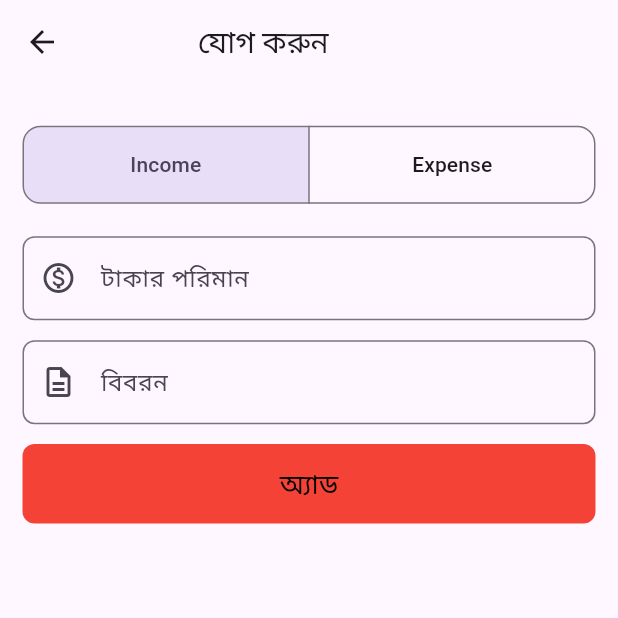
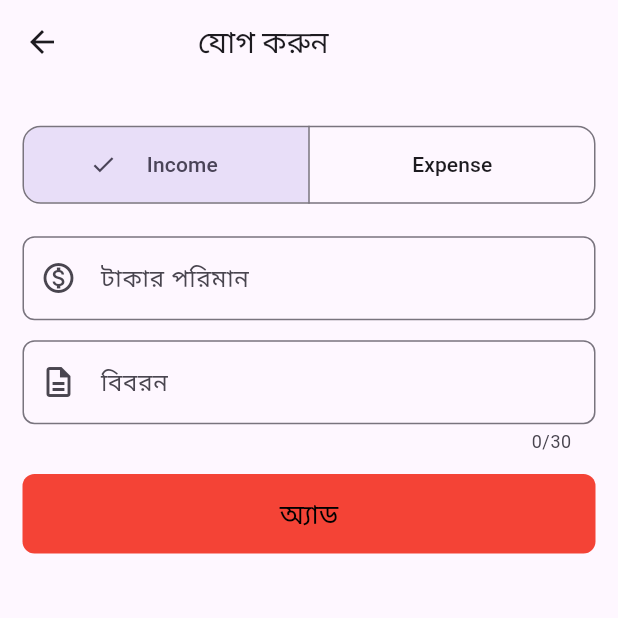
Before and after one commit to SourovDV/money_traker, a Flutter app: the screen it shows after launch, after a tap on the "add" icon, on a phone screen of 412 x 824 dp, the top half of it. Run offline on Flutter 3.47's test engine with Material 3 defaults, Android fonts, the phone set to English and light mode, and no system bars; our stand-ins replace flutter_screenutil, get, sqflite; accounts and stored records are empty.

Commit message:
data add delete read update has done

```diff
--- a/lib/core/utils/appColor/app_color.dart
+++ b/lib/core/utils/appColor/app_color.dart
@@ -7,4 +7,6 @@ class AppColors {
    static final Color redColor = Color(0xFFFF0000);
    static final Color blackColor = Color(0xFF000000);
    static final Color shadowColor = Color(0xFFE6E6FA);
+   static final Color expenseColor = Color(0xFFFCF3F2);
+   static final Color incomeColor = Color(0xFFE8F0E4);
 }
--- /dev/null
+++ b/lib/data/models/data_models.dart
@@ -0,0 +1,36 @@
+class TransactionModel {
+  final int? id;
+  final int money;
+  final String category;
+  final String note;
+  final String date;
+
+
+  TransactionModel({
+    this.id,
+    required this.money,
+    required this.category,
+    required this.note,
+    required this.date
+  });
+
+  factory TransactionModel.fromMap(Map<String, dynamic> map) {
+    return TransactionModel(
+      id: map["id"],
+      money: map["money"],
+      category: map["category"],
+      note: map["note"],
+      date:map["date"]
+    );
+  }
+
+  Map<String,dynamic> toMap(){
+    return{
+      "id":id,
+      "money":money,
+      "category":category,
+      "note":note,
+      "date":date
+  };
+}
+}
--- /dev/null
+++ b/lib/modules/helper/db_helper/db_helper.dart
@@ -0,0 +1,66 @@
+import 'package:money_traker/data/models/data_models.dart';
+import 'package:path/path.dart';
+import 'package:sqflite/sqflite.dart';
+
+class DbHelper {
+  static Database? _db;
+  static const int _version = 1;
+  static const String _dbName = "expense_traker.db";
+  static const String tableTransaction = "transactions";
+
+  //database instance;
+  static Future<Database> get database async {
+    if (_db != null) return _db!;
+    _db = await _initDb();
+    return _db!;
+  }
+
+  //now we have to create database path
+
+  static Future<Database> _initDb() async {
+    final dbPath = await getDatabasesPath();
+    final path = join(dbPath, _dbName);
+    return openDatabase(path, version: _version, onCreate: _onCreate);
+  }
+
+  static Future<void> _onCreate(Database db, int version) async {
+    await db.execute('''
+CREATE TABLE $tableTransaction (
+  id INTEGER PRIMARY KEY AUTOINCREMENT,
+  money INTEGER,
+  category TEXT,
+  note TEXT,
+  date TEXT
+)
+''');
+  }
+
+  //insert means data save
+  static Future<int> insertTransaction(TransactionModel model) async {
+    final db = await database;
+    return await db.insert(tableTransaction, model.toMap());
+  }
+
+  //data read
+  static Future<List<TransactionModel>> getAllTransaction() async {
+    final db = await database;
+    final result = await db.query(tableTransaction, orderBy: "date DESC");
+    return result.map((e) => TransactionModel.fromMap(e)).toList();
+  }
+
+  //deleteTransaction
+  static Future<int> deleteTransaction(int id) async {
+    final db = await database;
+    return await db.delete(tableTransaction, where: "id=?", whereArgs: [id]);
+  }
+//update transaction
+  static Future<int> updateTransaction(TransactionModel model) async {
+    final db = await database;
+    return db.update(
+      tableTransaction,
+      model.toMap(),
+      where: 'id = ?',
+      whereArgs: [model.id],
+    );
+  }
+}
--- a/lib/modules/screen/bottom_sheet/bottom_controller.dart
+++ b/lib/modules/screen/bottom_sheet/bottom_controller.dart
@@ -1,5 +1,80 @@
+import 'package:flutter/cupertino.dart';
 import 'package:get/get.dart';
+import 'package:intl/intl.dart';
+import 'package:money_traker/data/models/data_models.dart';
+import 'package:money_traker/modules/screen/home/home_controller.dart';
 enum Track {income , expense}
 class BottomController extends GetxController{
   var trackView = Track.income.obs;
+  HomeController homeController = Get.find<HomeController>();
+  TextEditingController incomeController = TextEditingController();
+  TextEditingController expenseController = TextEditingController();
+  TextEditingController moneyController = TextEditingController();
+  TextEditingController explainController =TextEditingController();
+  final addKey = GlobalKey<FormState>();
+  TransactionModel ?editModel;
+
+  @override
+  void onInit() {
+    super.onInit();
+    // 🔥 EDIT MODE CHECK
+    if (Get.arguments != null && Get.arguments is TransactionModel) {
+      editModel = Get.arguments;
+      moneyController.text ="${editModel!.money}";
+      explainController.text = editModel!.note;
+    }
+  }
+
+
+  String? moneyValidation(value){
+    if(value==null ||  value.isEmpty){
+      return "This field is required.";
+    }
+  }
+  void submitData(){
+    if(addKey.currentState!.validate()){
+      saveData();
+
+    }
+  }
+  Future<void> saveData() async {
+    final model = TransactionModel(
+      id: editModel?.id, // null হলে insert হবে
+      money: int.parse(moneyController.text),
+      category: trackView.value == Track.income ? "income" : "expense",
+      note: explainController.text,
+      date: DateFormat("yyyy-MM-dd").format(DateTime.now()),
+    );
+
+    print("edit all  $editModel");
+    if (editModel != null) {
+      print("id number ${editModel!.id}");
+    }
+
+    if (editModel == null) {
+      // Add mode
+      await homeController.insertTransaction(model);
+    } else {
+      // Edit mode
+      if (editModel!.id != null) {
+        await homeController.updateTransaction(model);
+      } else {
+        print("ERROR: editModel.id is null!");
+      }
+    }
+
+    Get.back();
+    Get.snackbar("Success", "Transaction saved");
+  }
+
+
+  @override
+  void dispose() {
+    super.dispose();
+    incomeController.dispose();
+    expenseController.dispose();
+    moneyController.dispose();
+    expenseController.dispose();
+  }
+
 }
--- a/lib/modules/screen/bottom_sheet/bottom_view.dart
+++ b/lib/modules/screen/bottom_sheet/bottom_view.dart
@@ -21,7 +21,6 @@ class BottomSheetView extends GetView<BottomController> {
           padding: const EdgeInsets.all(15.0),
           child: Column(
             children: [
-
               SizedBox(height: 10.h,),
               Obx((){
                 return SizedBox(
@@ -36,7 +35,7 @@ class BottomSheetView extends GetView<BottomController> {
                       child: Text("Expense"),
                     ))
                   ], selected:{controller.trackView.value},
-                    showSelectedIcon: false,
+                    // showSelectedIcon: false,
                     style: SegmentedButton.styleFrom(
                       shape: RoundedRectangleBorder(
                         borderRadius: BorderRadius.all(Radius.circular(12))
@@ -44,22 +43,28 @@ class BottomSheetView extends GetView<BottomController> {
                     ),
                   onSelectionChanged: (value){
                     controller.trackView.value = value.first;
-
                   },
                   ),
                 );
               }),
-              Form(child: Column(
+              Form(
+                  key: controller.addKey,
+                  child: Column(
                 children: [
                   SizedBox(height: 20.h,),
                   TextFormField(
+                    keyboardType:TextInputType.number,
                     decoration:InputDecoration(
                       prefixIcon: Icon(Icons.monetization_on_outlined),
                       labelText: "টাকার পরিমান ",
+
                       border: OutlineInputBorder(
                         borderRadius: BorderRadius.circular(8)
-                      )
+                      ),
                     ),
+                    controller: controller.moneyController,
+                    validator: controller.moneyValidation,
+                    autovalidateMode:AutovalidateMode.onUserInteraction,
                   ),
                   SizedBox(height: 15.h,),
                   TextFormField(
@@ -70,15 +75,22 @@ class BottomSheetView extends GetView<BottomController> {
                             borderRadius: BorderRadius.circular(8)
                         )
                     ),
+                    maxLength: 30,
+                    autovalidateMode: AutovalidateMode.onUserInteraction,
+                    controller: controller.explainController,
+                    validator: controller.moneyValidation,
                   ),
                   SizedBox(height: 15.h,),
-                  Container(
-                    height: 53,
-                    decoration: BoxDecoration(
-                      color: Colors.red,
-                      borderRadius: BorderRadius.circular(8)
+                  InkWell(
+                    onTap: controller.submitData,
+                    child: Container(
+                      height: 53,
+                      decoration: BoxDecoration(
+                        color: Colors.red,
+                        borderRadius: BorderRadius.circular(8)
+                      ),
+                      child: Center(child: Text("অ্যাড",style: TextStyle(fontSize: 18,color: Colors.black),),),
                     ),
-                    child: Center(child: Text("অ্যাড",style: TextStyle(fontSize: 18,color: Colors.black),),),
                   )
                 ],
               ))
--- a/lib/modules/screen/home/home_controller.dart
+++ b/lib/modules/screen/home/home_controller.dart
@@ -1,13 +1,75 @@
 import 'package:get/get.dart';
+import 'package:money_traker/data/models/data_models.dart';
+import 'package:money_traker/modules/helper/db_helper/db_helper.dart';
 import 'package:money_traker/routes/app_pages.dart';
-enum Calender { all, income,expense,report}
-class HomeController extends GetxController{
-   final double part1Height = 70;
-   final double part2Height = 170;
-   var calenderView = Calender.all.obs;
 
-   void addItems(){
-     Get.toNamed(AppPages.bottomSheetView);
-   }
+enum Calender { all, income, expense, report }
 
+class HomeController extends GetxController {
+  final double part1Height = 70;
+  final double part2Height = 170;
+  var calenderView = Calender.all.obs;
+  RxList<TransactionModel> transaction = <TransactionModel>[].obs;
+  RxBool getLoading = false.obs;
+  RxInt totalIncome = 0.obs;
+  RxInt totalExpense = 0.obs;
+  RxInt balance = 0.obs;
+
+  @override
+  void onInit() {
+    super.onInit();
+    loadTransaction();
+  }
+
+  void calculateTotal() {
+    int income = 0;
+    int expense = 0;
+    for (var item in transaction) {
+      if (item.category == "income") {
+        income = income + item.money;
+      }
+      if (item.category == "expense") {
+        expense = expense + item.money;
+      }
+    }
+    totalIncome.value = income;
+    totalExpense.value = expense;
+    balance.value = income - expense;
+  }
+
+  Future<void> loadTransaction() async {
+    try {
+      getLoading.value = true;
+      final data = await DbHelper.getAllTransaction();
+      transaction.assignAll(data);
+      calculateTotal();
+    } catch (e) {
+      print("DB Error: $e");
+    } finally {
+      getLoading.value = false;
+    }
+  }
+
+  Future<void> insertTransaction(TransactionModel model) async {
+    await DbHelper.insertTransaction(model);
+    loadTransaction();
+  }
+
+  Future<void> deleteTransaction(int id) async {
+    await DbHelper.deleteTransaction(id);
+    loadTransaction();
+  }
+
+  Future<void> updateTransaction(TransactionModel model) async {
+    await DbHelper.updateTransaction(model);
+    await loadTransaction();
+  }
+
+  void editPage(TransactionModel model) {
+    Get.toNamed(AppPages.bottomSheetView, arguments: model);
+  }
+
+  void addItems() {
+    Get.toNamed(AppPages.bottomSheetView);
+  }
 }
--- a/lib/modules/screen/home/home_view.dart
+++ b/lib/modules/screen/home/home_view.dart
@@ -21,25 +21,76 @@ class HomeView extends GetView<HomeController> {
               child: Column(
                 children: [
                   _partOne(),
-                  _partTwo(),
-                  SizedBox(height: 10),
+                  Obx(() {
+                    return _partTwo();
+                  }),
+                  SizedBox(height: 10.h),
                   _buildObx(),
+                  SizedBox(height: 15.h,),
                   Expanded(
-                    child: ListView.builder(
-                      itemCount: 2,
+                    child: Obx(() {
+                      if (controller.getLoading.value) {
+                        return Center(child: CircularProgressIndicator());
+                      }
+                      if (controller.transaction.isEmpty) {
+                        return Text("No Data Found");
+                      }
+                      return ListView.builder(
+                        itemCount: controller.transaction.length,
                         itemBuilder: (context, index) {
-                        return Card(
+                          final item = controller.transaction[index];
+                          final bool isIncome = item.category == "income";
+                          return Column(
+                            crossAxisAlignment: CrossAxisAlignment.start,
+                            children: [
+                              Row(
+                                children: [
+                                  Expanded(child: Divider(
+                                      color: Colors.grey, thickness: 1)),
+                                  Padding(
+                                    padding: const EdgeInsets.symmetric(
+                                        horizontal: 8.0),
+                                    child: Text(item.date),
+                                  ),
+                                  Expanded(child: Divider(
+                                      color: Colors.grey, thickness: 1)),
+                                ],
+                              ),
+
+                              Card(
+                                color: isIncome
+                                    ? AppColors.incomeColor
+                                    : AppColors.expenseColor,
                                 child: Padding(
                                   padding: const EdgeInsets.all(8.0),
                                   child: Row(
-                              mainAxisAlignment: MainAxisAlignment.spaceBetween,
+                                    mainAxisAlignment:
+                                    MainAxisAlignment.spaceBetween,
                                     children: [
-                                Column(children: [Text("আয়"), Text("13-5-24")]),
+                                      Column(
+                                        crossAxisAlignment: CrossAxisAlignment
+                                            .start,
+                                        children: [
+                                          Text(
+                                            item.category,
+                                          ),
+                                          Text(item.note),
+                                        ],
+                                      ),
                                       Row(
                                         children: [
-                                    Text("1000"),
+                                          Text(
+                                            "${item.money}",
+                                          ),
                                           PopupMenuButton<String>(
-                                      onSelected: (value) {},
+                                            onSelected: (value) {
+                                              if (value == "delete" && item.id != null) {
+                                                controller.deleteTransaction(item.id!);
+                                              }
+                                              if(value =="edit"){
+                                                controller.editPage(item);
+                                              }
+                                            },
                                             itemBuilder: (_) =>
                                             [
                                               const PopupMenuItem(
@@ -57,9 +108,12 @@ class HomeView extends GetView<HomeController> {
                                     ],
                                   ),
                                 ),
+                              ),
+                            ],
                           );
                         },
-                    ),
+                      );
+                    }),
                   ),
                 ],
               ),
@@ -67,7 +121,12 @@ class HomeView extends GetView<HomeController> {
           ],
         ),
       ),
-      floatingActionButton: FloatingActionButton(onPressed: (){controller.addItems();},child: Icon(Icons.add),),
+      floatingActionButton: FloatingActionButton(
+        onPressed: () {
+          controller.addItems();
+        },
+        child: Icon(Icons.add),
+      ),
     );
   }
 
@@ -137,12 +196,12 @@ class HomeView extends GetView<HomeController> {
             children: [
               MoneyItem(
                 title: "মোট আয়",
-                amount: "৳ ২৫,০০০",
+                amount: "৳ ${controller.totalIncome}",
                 color: Colors.green,
               ),
               MoneyItem(
                 title: "মোট ব্যয়",
-                amount: "৳ ১৫,০০০",
+                amount: "৳ ${controller.totalExpense}",
                 color: Colors.red,
               ),
             ],
@@ -153,7 +212,7 @@ class HomeView extends GetView<HomeController> {
             child: Divider(),
           ),
           Text(
-            "৳ ১০,০০০",
+            "৳ ${controller.balance}",
             style: TextStyle(fontSize: 20.sp, fontWeight: FontWeight.bold),
           ),
         ],
--- a/pubspec.yaml
+++ b/pubspec.yaml
@@ -38,6 +38,7 @@ dependencies:
   flutter_screenutil: ^5.9.3
   path: ^1.9.1
   sqflite: ^2.4.2
+  intl: ^0.19.0
 
 dev_dependencies:
   flutter_test:
```
Also changed, not shown: lib/modules/helper/db_controller/db_controller.dart (deleted), pubspec.lock. Lines whose indentation alone changed are shown as unchanged.
